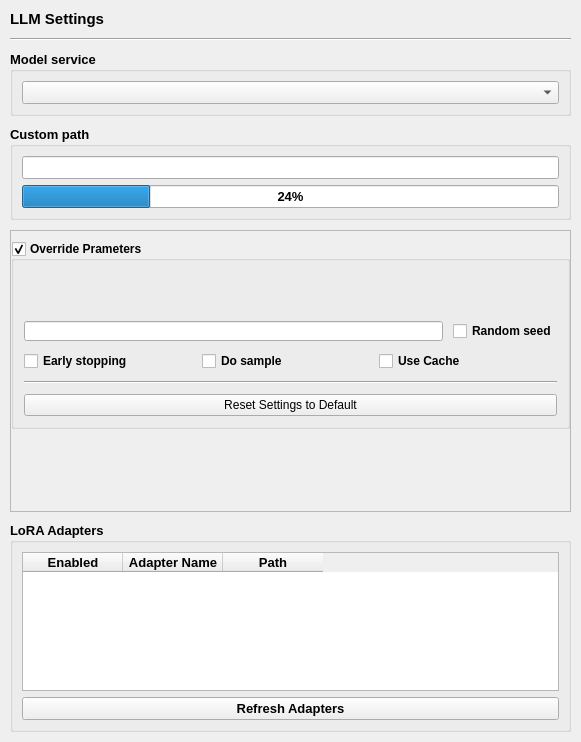
Above: src/airunner/components/llm/gui/widgets/templates/llm_settings.ui from Capsize-Games/airunner before the change. Below: the same form after it.
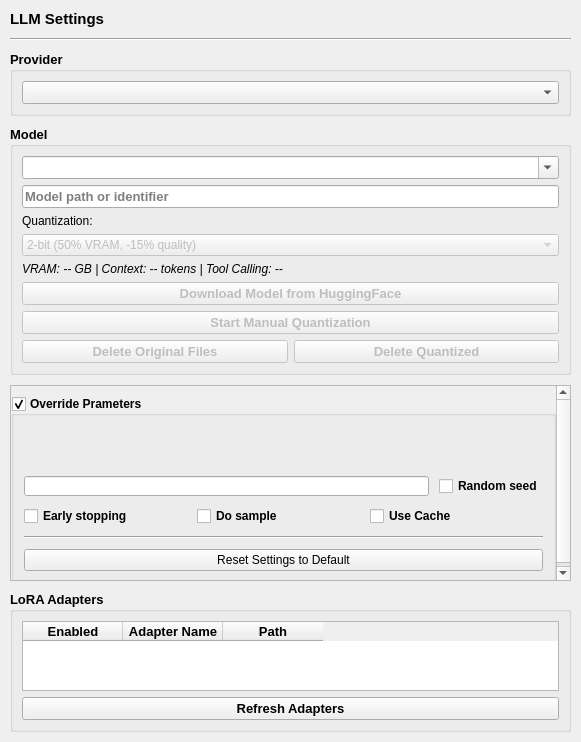
That is the form after the change. Custom widgets are drawn as their Qt base class.

Commit message: Refactor: Extract quantization logic to mixin and fix signal handling

Diff of the .ui file:
```diff
--- a/src/airunner/components/llm/gui/widgets/templates/llm_settings.ui
+++ b/src/airunner/components/llm/gui/widgets/templates/llm_settings.ui
@@ -803,7 +803,7 @@
       </font>
      </property>
      <property name="title">
-      <string>Model service</string>
+      <string>Provider</string>
      </property>
      <layout class="QVBoxLayout" name="verticalLayout">
       <property name="leftMargin">
@@ -833,7 +833,7 @@
       </font>
      </property>
      <property name="title">
-      <string>Custom path</string>
+      <string>Model</string>
      </property>
      <layout class="QVBoxLayout" name="verticalLayout_2">
       <property name="leftMargin">
@@ -849,15 +849,128 @@
        <number>9</number>
       </property>
       <item>
-       <widget class="QLineEdit" name="model_path"/>
+       <widget class="QComboBox" name="model_dropdown">
+        <property name="editable">
+         <bool>true</bool>
+        </property>
+       </widget>
       </item>
       <item>
-       <widget class="QProgressBar" name="progressBar">
-        <property name="value">
-         <number>24</number>
+       <widget class="QLineEdit" name="model_path">
+        <property name="placeholderText">
+         <string>Model path or identifier</string>
         </property>
        </widget>
       </item>
+      <item>
+       <layout class="QVBoxLayout" name="quantization_layout">
+        <item>
+         <widget class="QLabel" name="quantization_label">
+          <property name="font">
+           <font>
+            <pointsize>9</pointsize>
+            <bold>false</bold>
+           </font>
+          </property>
+          <property name="text">
+           <string>Quantization:</string>
+          </property>
+         </widget>
+        </item>
+        <item>
+         <widget class="QComboBox" name="quantization_dropdown">
+          <property name="enabled">
+           <bool>false</bool>
+          </property>
+          <property name="font">
+           <font>
+            <pointsize>9</pointsize>
+            <bold>false</bold>
+           </font>
+          </property>
+          <item>
+           <property name="text">
+            <string>2-bit (50% VRAM, -15% quality)</string>
+           </property>
+          </item>
+          <item>
+           <property name="text">
+            <string>4-bit (balanced, recommended)</string>
+           </property>
+          </item>
+          <item>
+           <property name="text">
+            <string>8-bit (200% VRAM, best quality)</string>
+           </property>
+          </item>
+         </widget>
+        </item>
+       </layout>
+      </item>
+      <item>
+       <widget class="QLabel" name="model_info_label">
+        <property name="font">
+         <font>
+          <pointsize>9</pointsize>
+          <bold>false</bold>
+          <italic>true</italic>
+         </font>
+        </property>
+        <property name="text">
+         <string>VRAM: -- GB | Context: -- tokens | Tool Calling: --</string>
+        </property>
+        <property name="wordWrap">
+         <bool>true</bool>
+        </property>
+       </widget>
+      </item>
+      <item>
+       <widget class="QPushButton" name="download_model_button">
+        <property name="enabled">
+         <bool>false</bool>
+        </property>
+        <property name="text">
+         <string>Download Model from HuggingFace</string>
+        </property>
+       </widget>
+      </item>
+      <item>
+       <widget class="QPushButton" name="start_quantize_button">
+        <property name="enabled">
+         <bool>false</bool>
+        </property>
+        <property name="text">
+         <string>Start Manual Quantization</string>
+        </property>
+        <property name="toolTip">
+         <string>Manually quantize model to disk (creates separate files). Automatic quantization during loading is recommended instead.</string>
+        </property>
+       </widget>
+      </item>
+      <item>
+       <layout class="QHBoxLayout" name="delete_buttons_layout">
+        <item>
+         <widget class="QPushButton" name="delete_safetensors_button">
+          <property name="enabled">
+           <bool>false</bool>
+          </property>
+          <property name="text">
+           <string>Delete Original Files</string>
+          </property>
+         </widget>
+        </item>
+        <item>
+         <widget class="QPushButton" name="delete_quantized_button">
+          <property name="enabled">
+           <bool>false</bool>
+          </property>
+          <property name="text">
+           <string>Delete Quantized</string>
+          </property>
+         </widget>
+        </item>
+       </layout>
+      </item>
      </layout>
     </widget>
    </item>
```
Left out of the diff: 37 changed lines with no effect on the pictures. The commit also changes 51 other files.
